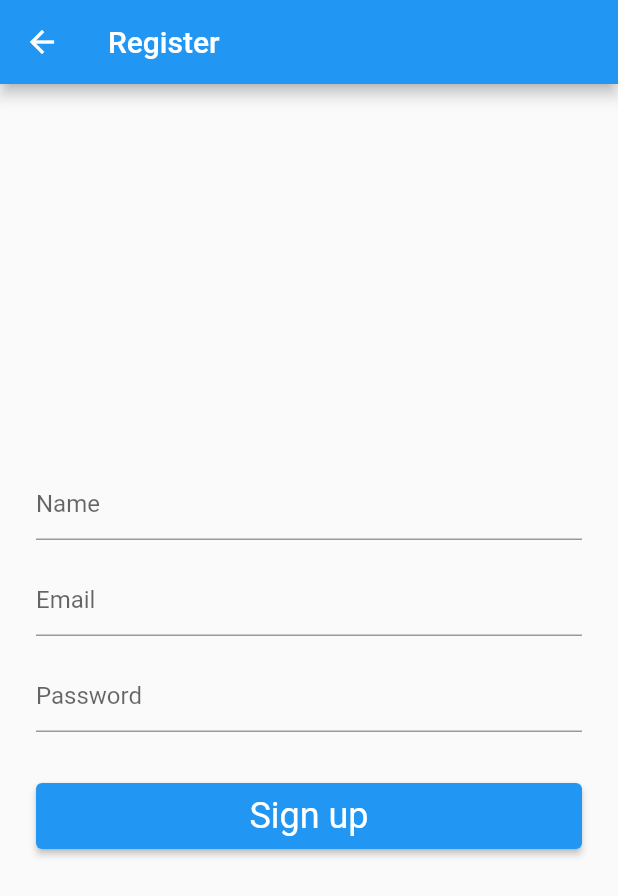
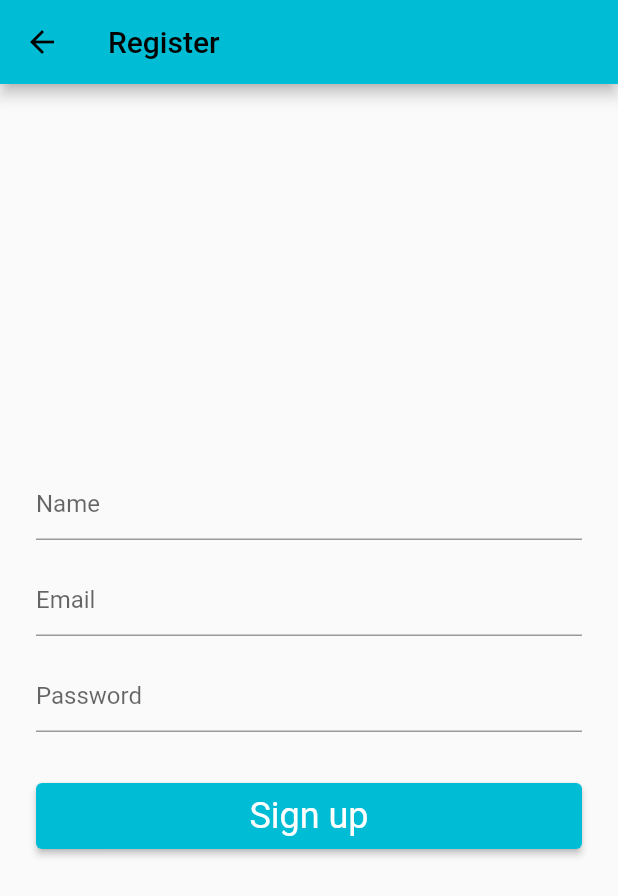
Before and after one commit to AdityaBirangal/TopUpEV, a Flutter app: the screen it shows after launch, after a tap on "Sign In", after a tap on "Register", on a phone screen of 412 x 824 dp. Shown: the top 896 px of the screen. Run offline on Flutter 3.47's test engine with Material 2 defaults, Android fonts, the phone set to English and light mode, and no system bars; our stand-ins replace firebase_auth, firebase_core; accounts and stored records are empty.

Commit message:
HomeScreen & Logos

```diff
--- a/lib/main.dart
+++ b/lib/main.dart
@@ -10,11 +10,11 @@ class MyApp extends StatelessWidget {
   @override
   Widget build(BuildContext context) {
     return MaterialApp(
-      title: 'Flutter Authentication',
+      title: 'TopUpEV',
       debugShowCheckedModeBanner: false,
       theme: ThemeData(
         brightness: Brightness.light,
-        primarySwatch: Colors.blue,
+        primarySwatch: Colors.cyan,
         elevatedButtonTheme: ElevatedButtonThemeData(
           style: ElevatedButton.styleFrom(
             textStyle: const TextStyle(
--- a/lib/screens/login_page.dart
+++ b/lib/screens/login_page.dart
@@ -50,7 +50,7 @@ class _LoginPageState extends State<LoginPage> {
       },
       child: Scaffold(
         appBar: AppBar(
-          title: Text('Firebase Authentication'),
+          title: const Text('TopUpEV'),
         ),
         body: FutureBuilder(
           future: _initializeFirebase(),
@@ -61,6 +61,13 @@ class _LoginPageState extends State<LoginPage> {
                 child: Column(
                   mainAxisAlignment: MainAxisAlignment.center,
                   children: [
+                    Flexible(
+                      child: Container(
+                        height: 160.0,
+                        child: Image.asset('images/TopUpEV_Logo.png'),
+                      ),
+                    ),
+
                     Padding(
                       padding: const EdgeInsets.only(bottom: 24.0),
                       child: Text(
--- a/pubspec.yaml
+++ b/pubspec.yaml
@@ -61,8 +61,8 @@ flutter:
   uses-material-design: true
 
   # To add assets to your application, add an assets section, like this:
-  # assets:
-  #   - images/a_dot_burr.jpeg
+  assets:
+    - images/
   #   - images/a_dot_ham.jpeg
 
   # An image asset can refer to one or more resolution-specific "variants", see
```
Also changed, not shown: lib/screens/home_screen.dart (added, +28 -0 lines), images/TopUpEV_Location_Icon.png (added), images/TopUpEV_Logo.png (added), images/TopUpEV_Logo_Horizontal.png (added), 1 other file.
